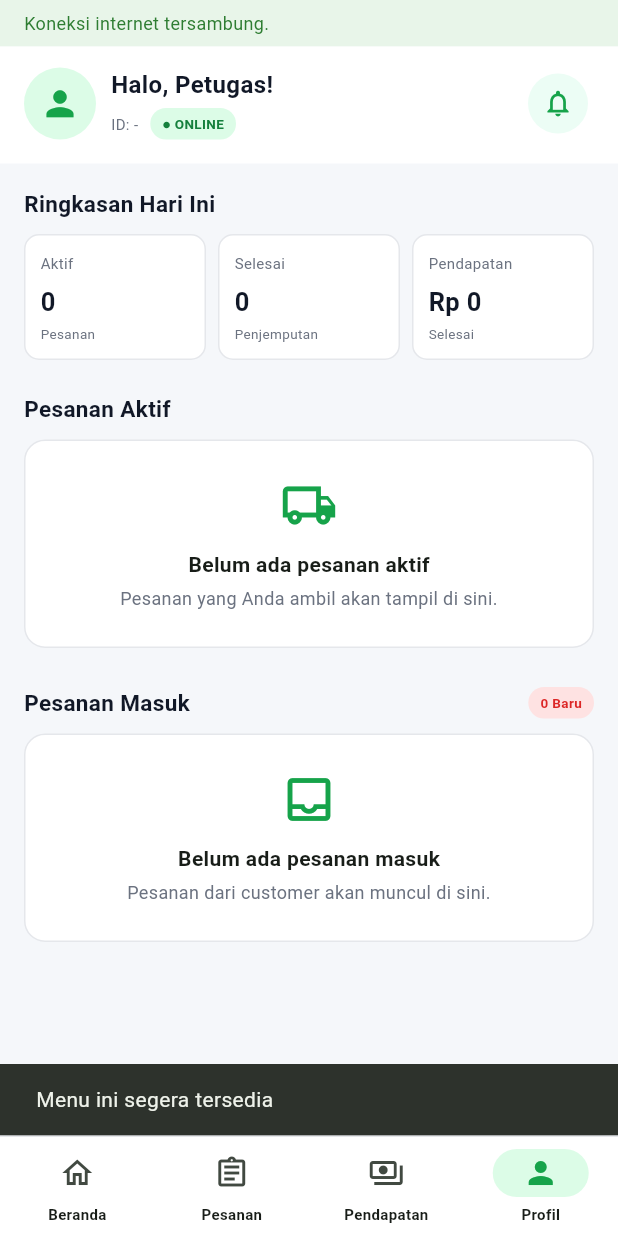
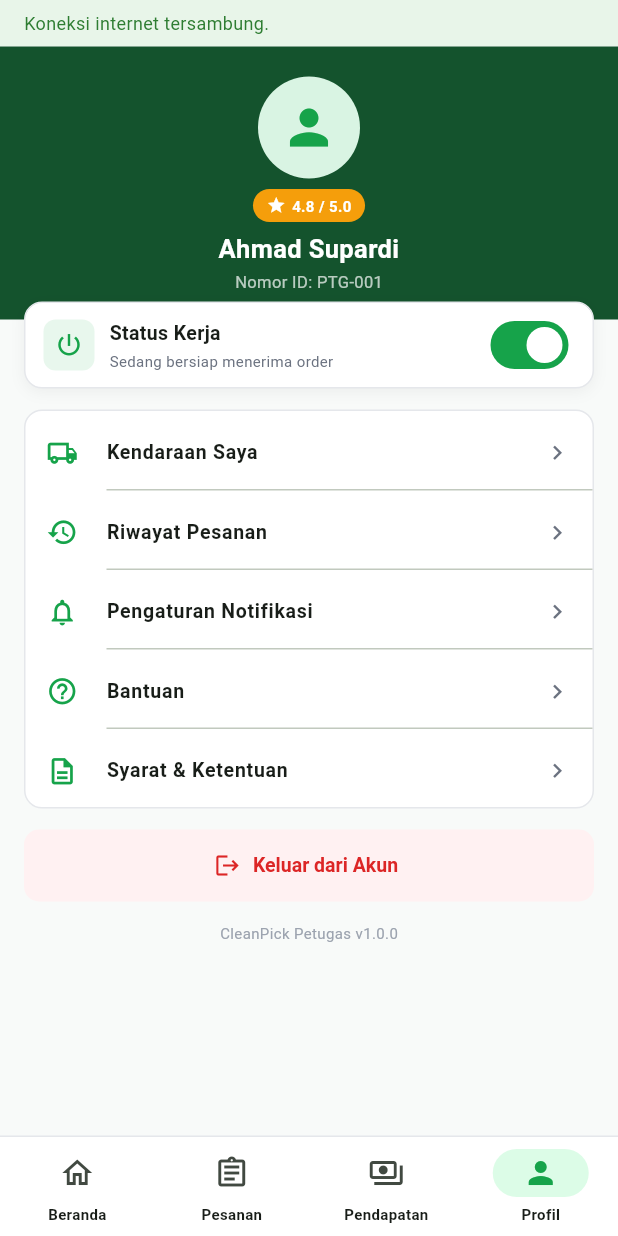
Before and after one commit to daffapriyantana/CleanPick, a Flutter app: the PetugasDashboardPage screen opened directly, item 4 of the bottom bar chosen, on a phone screen of 412 x 824 dp. Run offline on Flutter 3.47's test engine with Material 3 defaults, Android fonts, the phone set to English and light mode, and no system bars; our stand-ins replace cloud_firestore, connectivity_plus, equatable, firebase_auth, firebase_core, flutter_bloc and 8 more; accounts and stored records are empty; network calls fail.

Commit message:
CPMK 4 dan 5

```diff
--- a/lib/domain/repositories/auth_repository.dart
+++ b/lib/domain/repositories/auth_repository.dart
@@ -2,6 +2,7 @@ import '../entities/user_entity.dart';
 
 abstract class AuthRepository {
   Future<UserEntity> login({required String email, required String password});
+  Future<UserEntity> signInWithGoogle();
   Future<void> resetPassword({required String email});
   Future<UserEntity> loginPetugas(
       {required String id, required String password});
--- a/lib/main.dart
+++ b/lib/main.dart
@@ -4,6 +4,7 @@ import 'firebase_options.dart';
 import 'package:flutter/material.dart';
 import 'package:flutter_bloc/flutter_bloc.dart';
 import 'package:intl/date_symbol_data_local.dart';
+import 'package:google_sign_in/google_sign_in.dart';
 
 import 'core/theme/app_theme.dart';
 import 'data/datasources/firebase_auth_datasource.dart';
@@ -66,6 +67,8 @@ Future<void> main() async {
     options: DefaultFirebaseOptions.currentPlatform,
   );
 
+  await GoogleSignIn.instance.initialize();
+
   await initializeDateFormatting('id_ID', null);
 
   runApp(
--- a/lib/presentation/pages/login_page.dart
+++ b/lib/presentation/pages/login_page.dart
@@ -162,7 +162,7 @@ class _LoginPageState extends State<LoginPage> {
                     OutlinedButton.icon(
                       onPressed: isLoading
                           ? null
-                          : () => _showMessage('Login Google belum tersedia'),
+                          : () => context.read<AuthCubit>().signInWithGoogle(),
                       icon: const Icon(Icons.g_mobiledata, size: 22),
                       label: const Text('Masuk dengan Google'),
                     ),
--- a/lib/presentation/pages/petugas_dashboard_page.dart
+++ b/lib/presentation/pages/petugas_dashboard_page.dart
@@ -11,6 +11,7 @@ import '../bloc/order/order_state.dart';
 import 'petugas_income_page.dart';
 import 'petugas_orders_page.dart';
 import '../widgets/connectivity_banner.dart';
+import 'petugas_profile_page.dart';
 
 class PetugasDashboardPage extends StatefulWidget {
   const PetugasDashboardPage({super.key});
@@ -48,11 +49,14 @@ class _PetugasDashboardPageState extends State<PetugasDashboardPage> {
                   ? PetugasOrdersView(onMessage: _showMessage)
                   : _selectedIndex == 2
                       ? const PetugasIncomeView()
-                      : Column(children: [
-                          _Header(name: name, id: id),
-                          Expanded(
-                              child: _OfficerHomeContent(officerId: user?.id)),
-                        ]),
+                      : _selectedIndex == 3
+                          ? const PetugasProfilePage()
+                          : Column(children: [
+                              _Header(name: name, id: id),
+                              Expanded(
+                                  child:
+                                      _OfficerHomeContent(officerId: user?.id)),
+                            ]),
             ),
           ],
         ),
@@ -61,9 +65,6 @@ class _PetugasDashboardPageState extends State<PetugasDashboardPage> {
         selectedIndex: _selectedIndex,
         onSelected: (index) {
           setState(() => _selectedIndex = index);
-          if (index == 3) {
-            _showMessage('Menu ini segera tersedia');
-          }
         },
       ),
     );
@@ -288,10 +289,8 @@ class _Header extends StatelessWidget {
                         style: const TextStyle(
                             fontSize: 10, color: AppColors.textSecondary)),
                     const SizedBox(width: 8),
-                    const _Pill(
-                        label: '● ONLINE',
-                        background: Color(0xFFDCFCE7),
-                        foreground: Color(0xFF15803D)),
+                    const ConnectionStatusIndicator(
+                        foregroundColor: AppColors.textSecondary),
                   ],
                 ),
               ],
--- /dev/null
+++ b/lib/presentation/pages/petugas_profile_page.dart
@@ -0,0 +1,300 @@
+import 'package:flutter/material.dart';
+import 'package:flutter_bloc/flutter_bloc.dart';
+
+import '../../core/theme/app_theme.dart';
+import '../bloc/auth/auth_cubit.dart';
+import '../bloc/auth/auth_state.dart';
+import 'customer_profile_pages.dart';
+import 'customer_support_pages.dart';
+import 'login_page.dart';
+
+class PetugasProfilePage extends StatefulWidget {
+  const PetugasProfilePage({super.key});
+
+  @override
+  State<PetugasProfilePage> createState() => _PetugasProfilePageState();
+}
+
+class _PetugasProfilePageState extends State<PetugasProfilePage> {
+  bool _isAvailable = true;
+
+  @override
+  Widget build(BuildContext context) {
+    final authState = context.watch<AuthCubit>().state;
+    final user = authState is AuthSuccess ? authState.user : null;
+    final name =
+        user?.name.trim().isNotEmpty == true ? user!.name : 'Ahmad Supardi';
+    final employeeId =
+        user?.id.trim().isNotEmpty == true ? user!.id : 'PTG-001';
+
+    return ColoredBox(
+      color: const Color(0xFFF8FAF9),
+      child: SafeArea(
+        top: false,
+        child: SingleChildScrollView(
+          padding: const EdgeInsets.only(bottom: 24),
+          child: Column(
+            children: [
+              _ProfileHeader(name: name, employeeId: employeeId),
+              Transform.translate(
+                offset: const Offset(0, -12),
+                child: Padding(
+                  padding: const EdgeInsets.symmetric(horizontal: 16),
+                  child: Column(
+                    children: [
+                      _WorkStatusCard(
+                        isAvailable: _isAvailable,
+                        onChanged: (value) =>
+                            setState(() => _isAvailable = value),
+                      ),
+                      const SizedBox(height: 14),
+                      _ProfileMenuCard(
+                        onVehicles: () => _showPlaceholder(
+                            'Halaman Kendaraan Saya segera tersedia'),
+                        onHistory: () => _showPlaceholder(
+                            'Riwayat Pesanan tersedia pada menu Pesanan'),
+                        onNotifications: () => _showPlaceholder(
+                            'Pengaturan notifikasi segera tersedia'),
+                        onHelp: () => Navigator.of(context).push(
+                          MaterialPageRoute(
+                              builder: (_) => const HelpFaqPage()),
+                        ),
+                        onTerms: () => Navigator.of(context).push(
+                          MaterialPageRoute(
+                            builder: (_) => const CustomerInfoPage(
+                              title: 'Syarat & Ketentuan',
+                              content:
+                                  'Gunakan aplikasi CleanPick sesuai prosedur operasional. Pastikan status pickup dan data pesanan diperbarui dengan benar.',
+                            ),
+                          ),
+                        ),
+                      ),
+                      const SizedBox(height: 14),
+                      SizedBox(
+                        width: double.infinity,
+                        height: 48,
+                        child: TextButton.icon(
+                          onPressed: _confirmLogout,
+                          icon: const Icon(Icons.logout, size: 18),
+                          label: const Text('Keluar dari Akun'),
+                          style: TextButton.styleFrom(
+                            backgroundColor: const Color(0xFFFFF1F2),
+                            foregroundColor: AppColors.error,
+                            shape: RoundedRectangleBorder(
+                              borderRadius: BorderRadius.circular(10),
+                            ),
+                            textStyle: const TextStyle(
+                                fontSize: 13, fontWeight: FontWeight.w700),
+                          ),
+                        ),
+                      ),
+                      const SizedBox(height: 14),
+                      const Text(
+                        'CleanPick Petugas v1.0.0',
+                        style:
+                            TextStyle(color: Color(0xFF9CA3AF), fontSize: 10),
+                      ),
+                    ],
+                  ),
+                ),
+              ),
+            ],
+          ),
+        ),
+      ),
+    );
+  }
+
+  void _showPlaceholder(String message) {
+    ScaffoldMessenger.of(context)
+        .showSnackBar(SnackBar(content: Text(message)));
+  }
+
+  Future<void> _confirmLogout() async {
+    final shouldLogout = await showDialog<bool>(
+      context: context,
+      builder: (dialogContext) => AlertDialog(
+        title: const Text('Keluar dari akun?'),
+        content: const Text('Apakah Anda yakin ingin keluar dari akun?'),
+        actions: [
+          TextButton(
+            onPressed: () => Navigator.of(dialogContext).pop(false),
+            child: const Text('Batal'),
+          ),
+          FilledButton(
+            onPressed: () => Navigator.of(dialogContext).pop(true),
+            style: FilledButton.styleFrom(backgroundColor: AppColors.error),
+            child: const Text('Keluar'),
+          ),
+        ],
+      ),
+    );
+
+    if (shouldLogout != true || !mounted) return;
+    await context.read<AuthCubit>().logout();
+    if (!mounted) return;
+    Navigator.of(context).pushAndRemoveUntil(
+      MaterialPageRoute(builder: (_) => const LoginPage()),
+      (route) => false,
+    );
+  }
+}
+
+class _ProfileHeader extends StatelessWidget {
+  final String name;
+  final String employeeId;
+  const _ProfileHeader({required this.name, required this.employeeId});
+
+  @override
+  Widget build(BuildContext context) => Container(
+        height: 182,
+        width: double.infinity,
+        color: AppColors.primaryDark,
+        child: Column(
+          children: [
+            const SizedBox(height: 20),
+            const CircleAvatar(
+              radius: 34,
+              backgroundColor: Color(0xFFD9F4E3),
+              child: Icon(Icons.person, color: AppColors.primary, size: 38),
+            ),
+            const SizedBox(height: 7),
+            Container(
+              padding: const EdgeInsets.symmetric(horizontal: 9, vertical: 4),
+              decoration: BoxDecoration(
+                color: const Color(0xFFF59E0B),
+                borderRadius: BorderRadius.circular(20),
+              ),
+              child: const Row(
+                mainAxisSize: MainAxisSize.min,
+                children: [
+                  Icon(Icons.star, color: Colors.white, size: 13),
+                  SizedBox(width: 4),
+                  Text('4.8 / 5.0',
+                      style: TextStyle(
+                          color: Colors.white,
+                          fontSize: 10,
+                          fontWeight: FontWeight.w700)),
+                ],
+              ),
+            ),
+            const SizedBox(height: 6),
+            Text(name,
+                textAlign: TextAlign.center,
+                style: const TextStyle(
+                    color: Colors.white,
+                    fontSize: 17,
+                    fontWeight: FontWeight.bold)),
+            const SizedBox(height: 2),
+            Text('Nomor ID: $employeeId',
+                style: const TextStyle(color: Colors.white70, fontSize: 11)),
+          ],
+        ),
+      );
+}
+
+class _WorkStatusCard extends StatelessWidget {
+  final bool isAvailable;
+  final ValueChanged<bool> onChanged;
+  const _WorkStatusCard({required this.isAvailable, required this.onChanged});
+
+  @override
+  Widget build(BuildContext context) => Container(
+        height: 58,
+        padding: const EdgeInsets.symmetric(horizontal: 12),
+        decoration: BoxDecoration(
+          color: Colors.white,
+          borderRadius: BorderRadius.circular(12),
+          border: Border.all(color: AppColors.border),
+          boxShadow: const [
+            BoxShadow(
+                color: Color(0x0D000000), blurRadius: 8, offset: Offset(0, 2)),
+          ],
+        ),
+        child: Row(
+          children: [
+            Container(
+              width: 34,
+              height: 34,
+              decoration: BoxDecoration(
+                  color: const Color(0xFFE8F7ED),
+                  borderRadius: BorderRadius.circular(8)),
+              child: const Icon(Icons.power_settings_new,
+                  color: AppColors.primary, size: 19),
+            ),
+            const SizedBox(width: 10),
+            const Expanded(
+              child: Column(
+                mainAxisAlignment: MainAxisAlignment.center,
+                crossAxisAlignment: CrossAxisAlignment.start,
+                children: [
+                  Text('Status Kerja',
+                      style:
+                          TextStyle(fontSize: 13, fontWeight: FontWeight.w700)),
+                  SizedBox(height: 2),
+                  Text('Sedang bersiap menerima order',
+                      style: TextStyle(
+                          color: AppColors.textSecondary, fontSize: 10)),
+                ],
+              ),
+            ),
+            Switch(value: isAvailable, onChanged: onChanged),
+          ],
+        ),
+      );
+}
+
+class _ProfileMenuCard extends StatelessWidget {
+  final VoidCallback onVehicles;
+  final VoidCallback onHistory;
+  final VoidCallback onNotifications;
+  final VoidCallback onHelp;
+  final VoidCallback onTerms;
+
+  const _ProfileMenuCard({
+    required this.onVehicles,
+    required this.onHistory,
+    required this.onNotifications,
+    required this.onHelp,
+    required this.onTerms,
+  });
+
+  @override
+  Widget build(BuildContext context) => Container(
+        decoration: BoxDecoration(
+          color: Colors.white,
+          borderRadius: BorderRadius.circular(12),
+          border: Border.all(color: AppColors.border),
+        ),
+        child: Column(
+          children: [
+            _item(Icons.local_shipping_outlined, 'Kendaraan Saya', onVehicles),
+            _divider(),
+            _item(Icons.history, 'Riwayat Pesanan', onHistory),
+            _divider(),
+            _item(Icons.notifications_none, 'Pengaturan Notifikasi',
+                onNotifications),
+            _divider(),
+            _item(Icons.help_outline, 'Bantuan', onHelp),
+            _divider(),
+            _item(Icons.description_outlined, 'Syarat & Ketentuan', onTerms),
+          ],
+        ),
+      );
+
+  Widget _divider() => const Divider(height: 1, indent: 54);
+
+  Widget _item(IconData icon, String title, VoidCallback onTap) => SizedBox(
+        height: 52,
+        child: ListTile(
+          onTap: onTap,
+          contentPadding: const EdgeInsets.symmetric(horizontal: 14),
+          leading: Icon(icon, color: AppColors.primary, size: 21),
+          title: Text(title,
+              style:
+                  const TextStyle(fontSize: 13, fontWeight: FontWeight.w600)),
+          trailing: const Icon(Icons.chevron_right,
+              color: AppColors.textSecondary, size: 19),
+        ),
+      );
+}
--- a/pubspec.yaml
+++ b/pubspec.yaml
@@ -26,6 +26,7 @@ dependencies:
   firebase_core: ^4.14.0
   cloud_firestore: ^6.9.0
   firebase_auth: ^6.6.1
+  google_sign_in: ^7.2.0
 
 dev_dependencies:
   flutter_test:
```
Also changed, not shown: lib/data/datasources/auth_local_datasource.dart (+8 -0 lines), lib/data/datasources/firebase_auth_datasource.dart (+76 -0 lines), lib/data/repositories/auth_repository_impl.dart (+9 -0 lines), lib/presentation/bloc/auth/auth_cubit.dart (+12 -0 lines), lib/presentation/pages/home_page.dart (+13 -5 lines), lib/presentation/widgets/connectivity_banner.dart (+66 -0 lines), pubspec.lock, 2 other files.
